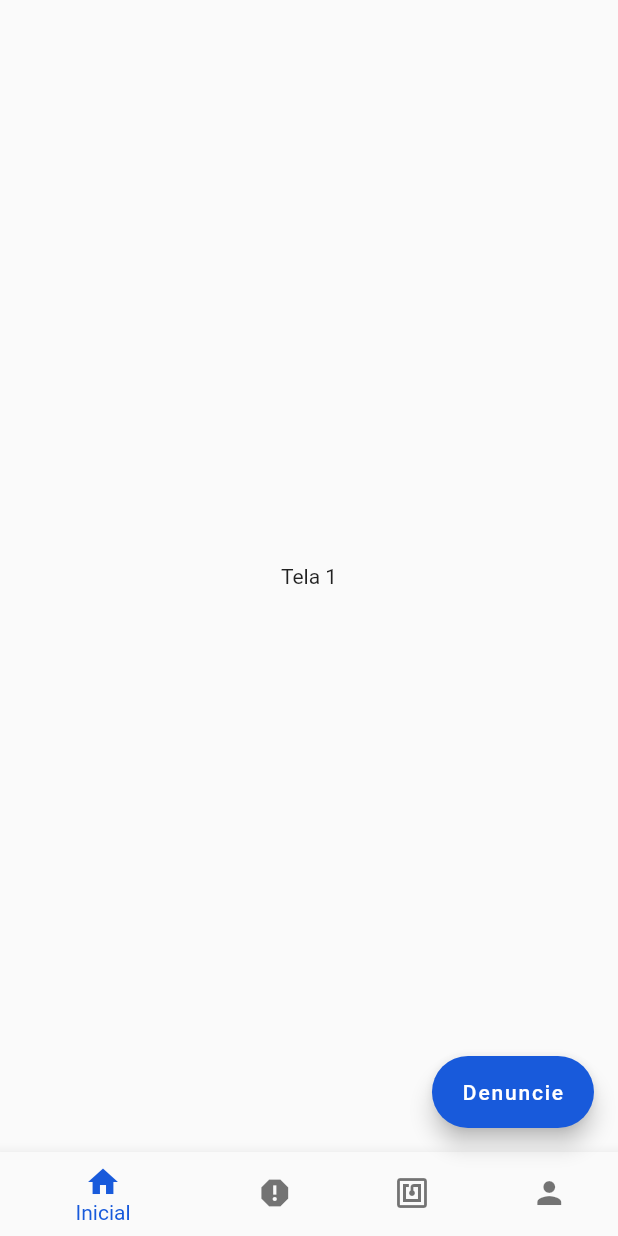
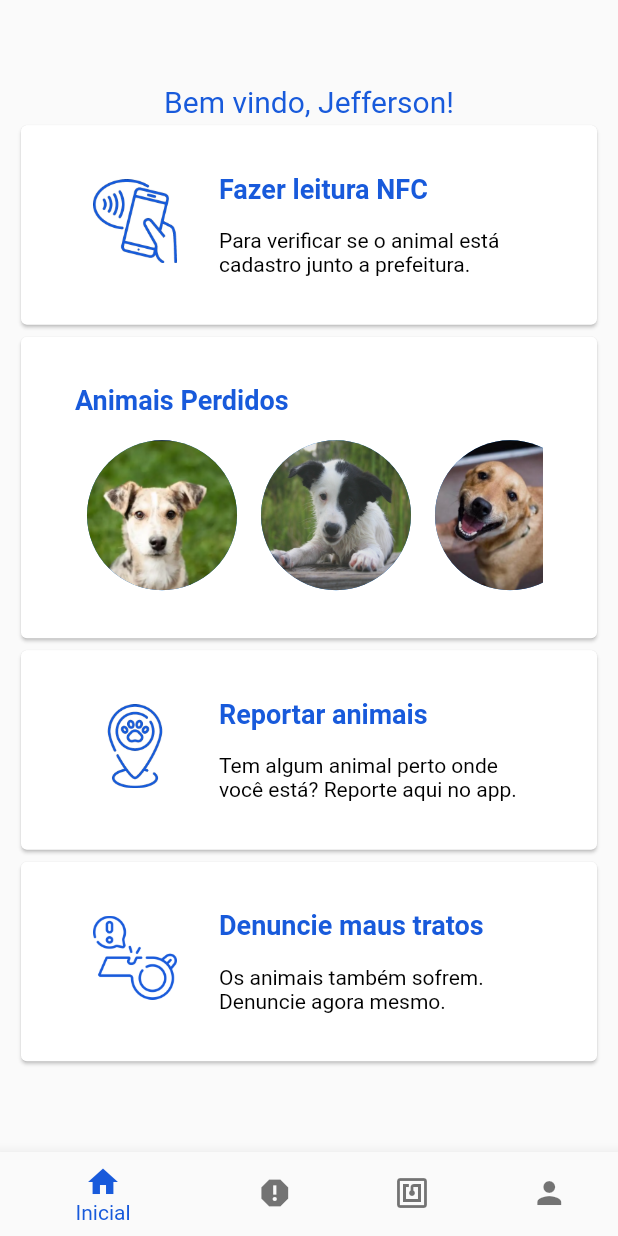
Before and after one commit to jefferson-norberto2/wowpet, a Flutter app: the HomePage screen opened by its route, on a phone screen of 412 x 824 dp. Run offline on Flutter 3.47's test engine with Material 2 defaults, Android fonts, the light colour scheme and no system bars; our stand-ins replace animated_text_kit, flutter_modular, flutter_triple, geolocator, google_maps_flutter, location and 1 more.

Commit message:
Home screen

```diff
--- a/lib/app/modules/home/home_page.dart
+++ b/lib/app/modules/home/home_page.dart
@@ -1,6 +1,7 @@
 import 'package:flutter/material.dart';
 import 'package:flutter_modular/flutter_modular.dart';
 import 'package:flutter_triple/flutter_triple.dart';
+import 'package:wowpet/app/modules/home/home_screen.dart';
 import 'package:wowpet/app/modules/home/register_imunization_screen.dart';
 import 'package:wowpet/app/modules/home/reporter_screen.dart';
 import 'package:wowpet/app/modules/home/verify_nfc.dart';
@@ -20,7 +21,7 @@ class HomePageState extends State<HomePage> {
   int _selectedIndex = 0;
 
   static const List<Widget> _widgetOptions = <Widget>[
-    Text('Tela 1'),
+    HomeScreen(),
     ReporterScreen(),
     VerifyNfc(),
     ResgisterImunizationScreen()
@@ -115,7 +116,6 @@ class HomePageState extends State<HomePage> {
               child: CircularProgressIndicator(),
             ),
           ),
-          floatingActionButton: _buildFloatingActionButton(),
         ),
       ),
     );
--- /dev/null
+++ b/lib/app/modules/home/home_screen.dart
@@ -0,0 +1,184 @@
+import 'package:flutter/material.dart';
+import 'package:wowpet/app/config/custom_colors.dart';
+
+class HomeScreen extends StatefulWidget {
+  const HomeScreen({super.key});
+
+  @override
+  State<HomeScreen> createState() => _HomeScreenState();
+}
+
+class _HomeScreenState extends State<HomeScreen> {
+  double sizeDiameter = 50;
+  List images = [
+    'assets/images/1.png',
+    'assets/images/2.png',
+    'assets/images/3.png',
+    'assets/images/4.png',
+    'assets/images/5.png'
+  ];
+  @override
+  Widget build(BuildContext context) {
+    return Padding(
+      padding: const EdgeInsets.all(10.0),
+      child: SingleChildScrollView(
+        child: Column(
+          children: [
+            Text(
+              'Bem vindo, Jefferson!',
+              style: TextStyle(
+                fontSize: 20,
+                color: CustomColors.customPrimaryColor,
+              ),
+            ),
+            Card(
+              child: Column(
+                children: [
+                  Padding(
+                    padding: const EdgeInsets.all(20.0),
+                    child: ListTile(
+                      leading: SizedBox(
+                        height: 80,
+                        width: 80,
+                        child: Image.asset(
+                          'assets/images/nfc-blue.png',
+                        ),
+                      ),
+                      title: Padding(
+                        padding: const EdgeInsets.symmetric(vertical: 8.0),
+                        child: Text(
+                          'Fazer leitura NFC',
+                          style: TextStyle(
+                            fontSize: 18,
+                            fontWeight: FontWeight.bold,
+                            color: CustomColors.customPrimaryColor,
+                          ),
+                        ),
+                      ),
+                      subtitle: const Padding(
+                        padding: EdgeInsets.symmetric(vertical: 8.0),
+                        child: Text(
+                          'Para verificar se o animal está cadastro junto a prefeitura.',
+                          style: TextStyle(fontSize: 14, color: Colors.black),
+                        ),
+                      ),
+                    ),
+                  ),
+                ],
+              ),
+            ),
+            Card(
+              child: Column(
+                children: [
+                  Padding(
+                    padding: const EdgeInsets.all(20.0),
+                    child: ListTile(
+                      title: Padding(
+                        padding: const EdgeInsets.symmetric(vertical: 8.0),
+                        child: Text(
+                          'Animais Perdidos',
+                          style: TextStyle(
+                            fontSize: 18,
+                            fontWeight: FontWeight.bold,
+                            color: CustomColors.customPrimaryColor,
+                          ),
+                        ),
+                      ),
+                      subtitle: SingleChildScrollView(
+                        scrollDirection: Axis.horizontal,
+                        child: Row(
+                          children: [
+                            for (int i = 0; i < 5; i++)
+                              Padding(
+                                padding: EdgeInsets.all(8.0),
+                                child: CircleAvatar(
+                                  radius: sizeDiameter,
+                                  backgroundImage: AssetImage(images[i]),
+                                ),
+                              ),
+                          ],
+                        ),
+                      ),
+                    ),
+                  ),
+                ],
+              ),
+            ),
+            Card(
+              child: Column(
+                children: [
+                  Padding(
+                    padding: const EdgeInsets.all(20.0),
+                    child: ListTile(
+                      leading: SizedBox(
+                        height: 80,
+                        width: 80,
+                        child: Image.asset(
+                          'assets/images/pata.png',
+                        ),
+                      ),
+                      title: Padding(
+                        padding: const EdgeInsets.symmetric(vertical: 8.0),
+                        child: Text(
+                          'Reportar animais',
+                          style: TextStyle(
+                            fontSize: 18,
+                            fontWeight: FontWeight.bold,
+                            color: CustomColors.customPrimaryColor,
+                          ),
+                        ),
+                      ),
+                      subtitle: const Padding(
+                        padding: EdgeInsets.symmetric(vertical: 8.0),
+                        child: Text(
+                          'Tem algum animal perto onde você está? Reporte aqui no app.',
+                          style: TextStyle(fontSize: 14, color: Colors.black),
+                        ),
+                      ),
+                    ),
+                  ),
+                ],
+              ),
+            ),
+            Card(
+              child: Column(
+                children: [
+                  Padding(
+                    padding: const EdgeInsets.all(20.0),
+                    child: ListTile(
+                      leading: SizedBox(
+                        height: 80,
+                        width: 80,
+                        child: Image.asset(
+                          'assets/images/denunciante.png',
+                        ),
+                      ),
+                      title: Padding(
+                        padding: const EdgeInsets.symmetric(vertical: 8.0),
+                        child: Text(
+                          'Denuncie maus tratos',
+                          style: TextStyle(
+                            fontSize: 18,
+                            fontWeight: FontWeight.bold,
+                            color: CustomColors.customPrimaryColor,
+                          ),
+                        ),
+                      ),
+                      subtitle: const Padding(
+                        padding: EdgeInsets.symmetric(vertical: 8.0),
+                        child: Text(
+                          'Os animais também sofrem. Denuncie agora mesmo.',
+                          style: TextStyle(fontSize: 14, color: Colors.black),
+                        ),
+                      ),
+                    ),
+                  ),
+                ],
+              ),
+            ),
+          ],
+        ),
+      ),
+    );
+  }
+}
```
Also changed, not shown: assets/images/1.png (added), assets/images/2.png (added), assets/images/3.png (added), assets/images/4.png (added), assets/images/5.png (added), assets/images/denunciante.png (added), assets/images/nfc-blue.png (added), assets/images/pata.png (added).
